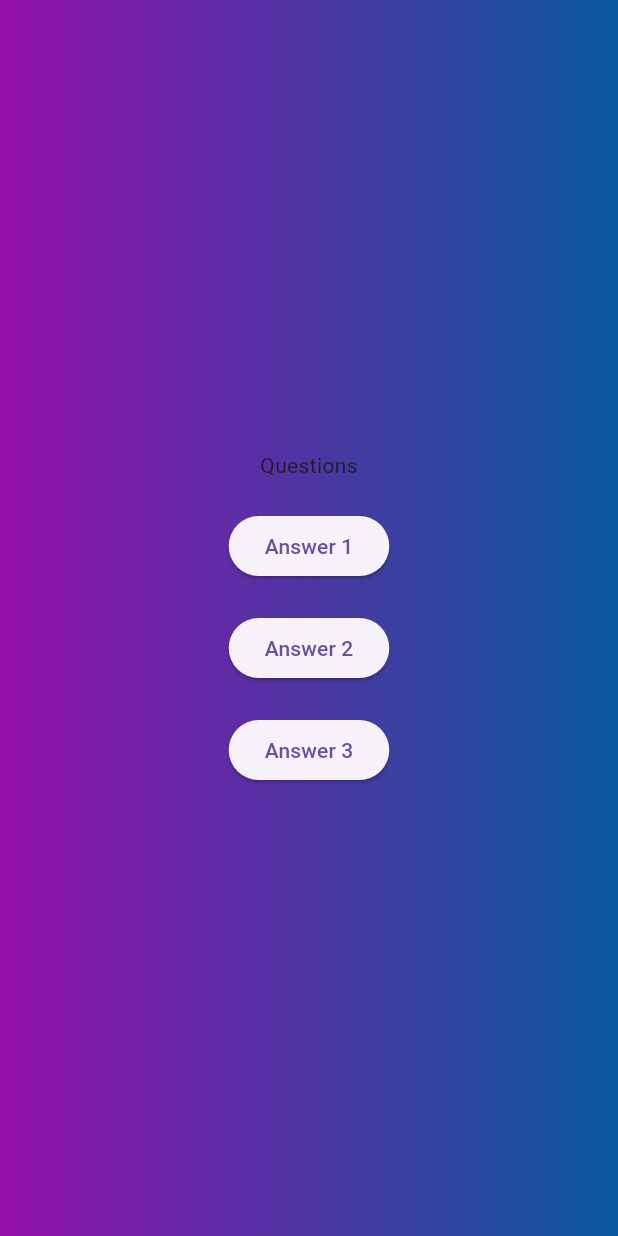
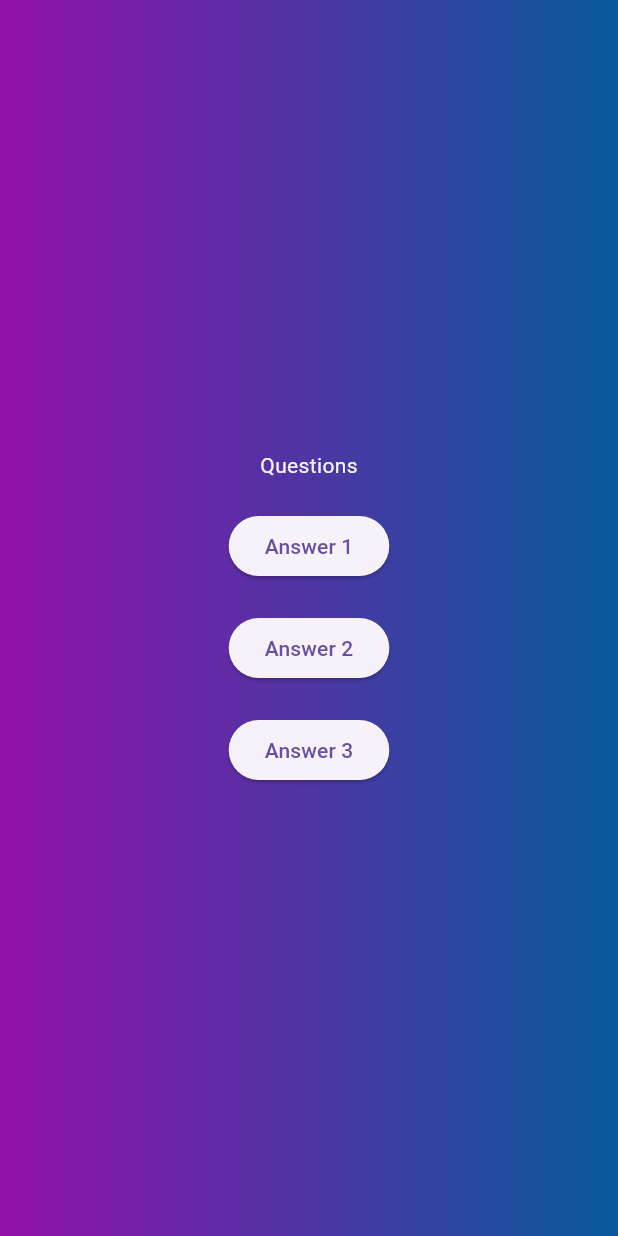
Before and after one commit to Wilson-Ochieng/Flutter_Training_Advanced_Basics, a Flutter app: the screen it shows after launch, after a tap on "Start Quiz", on a phone screen of 412 x 824 dp. Run offline on Flutter 3.47's test engine with Material 3 defaults, Android fonts, the phone set to English and light mode, and no system bars.

Commit message:
Added color of white to questions Text

```diff
--- a/lib/questions_screen.dart
+++ b/lib/questions_screen.dart
@@ -18,19 +18,19 @@ class _QuestionsScreenState extends State<QuestionsScreen> {
         child: Column(
          mainAxisAlignment: MainAxisAlignment.center,
           children: [
-            const Text('Questions'),
+            const Text('Questions',style: TextStyle(color: Color.fromARGB(255, 243, 243, 243)),),
              const SizedBox(
               height: 20,
             ),
-            ElevatedButton(onPressed: () {}, child: Text('Answer 1')),
+            ElevatedButton(onPressed: () {}, child:  const  Text('Answer 1')),
             const   SizedBox(
               height: 20,
             ),
-            ElevatedButton(onPressed: () {}, child: Text('Answer 2')),
+            ElevatedButton(onPressed: () {}, child: const  Text('Answer 2')),
             const  SizedBox(
               height: 20,
             ),
-            ElevatedButton(onPressed: () {}, child: Text('Answer 3')),
+            ElevatedButton(onPressed: () {}, child: const  Text('Answer 3')),
           ],
         ),
       );
```
